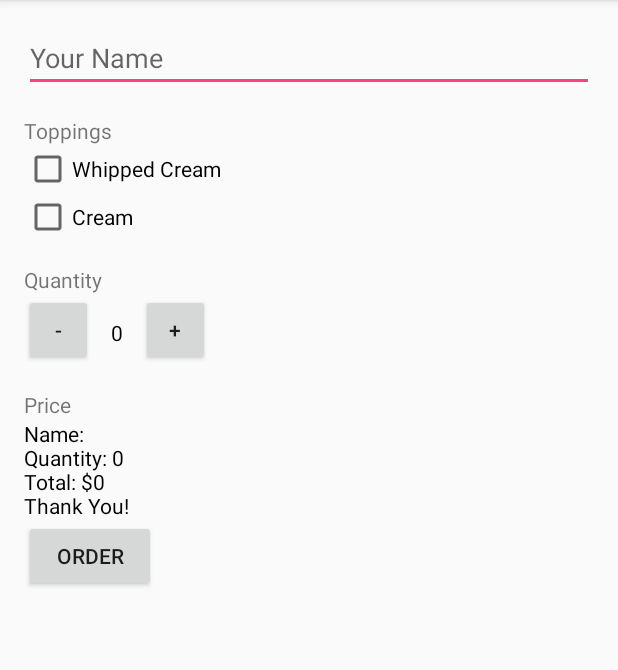
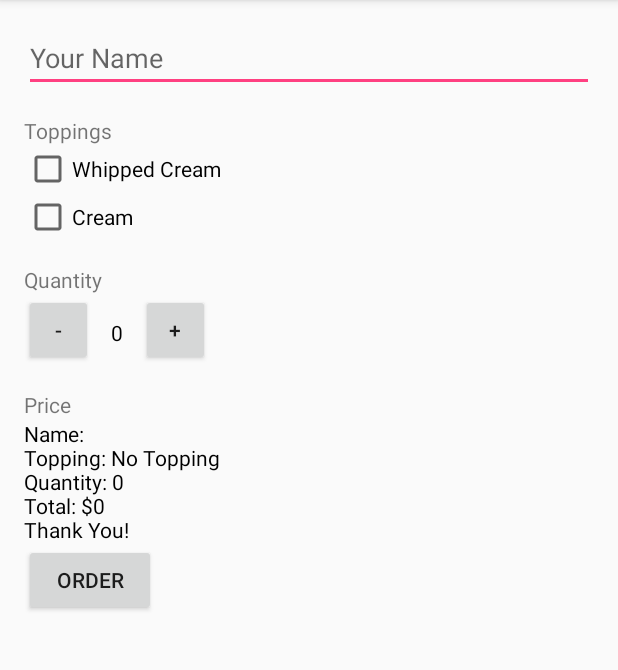
Before and after one commit to mochadwi/iak-order-coffee-app, an Android app: the screen it shows after launch (MainActivity), after a tap on "ORDER", on a phone screen of 412 x 824 dp, the part 84-754 px from its top. Run offline under Robolectric (Android 15) with nearby library versions, the phone set to English and light mode, and no system bars.

Commit message:
[Add] Intent to send the order summary through email

```diff
--- a/app/src/main/java/id/co/iak/part4orderapp/MainActivity.java
+++ b/app/src/main/java/id/co/iak/part4orderapp/MainActivity.java
@@ -1,5 +1,6 @@
 package id.co.iak.part4orderapp;
 
+import android.content.Intent;
 import android.os.Bundle;
 import android.support.v7.app.AppCompatActivity;
 import android.view.View;
@@ -14,6 +15,7 @@ public class MainActivity extends AppCompatActivity {
     private EditText edtName;
     private TextView txtQuantity;
     private CheckBox cbToppingWhippedCream;
+    private CheckBox cbToppingCream;
     private Button btnIncrement;
     private Button btnDecrement;
     private Button btnOrder;
@@ -40,6 +42,7 @@ public class MainActivity extends AppCompatActivity {
         edtName = (EditText) findViewById(R.id.edt_name);
         txtQuantity = (TextView) findViewById(R.id.txt_quantity);
         cbToppingWhippedCream = (CheckBox) findViewById(R.id.cb_whippedcream);
+        cbToppingCream = (CheckBox) findViewById(R.id.cb_cream);
         btnIncrement = (Button) findViewById(R.id.btn_add);
         btnDecrement = (Button) findViewById(R.id.btn_substract);
         btnOrder = (Button) findViewById(R.id.btn_order);
@@ -73,11 +76,22 @@ public class MainActivity extends AppCompatActivity {
 
     /**
      * This method will count the price
+     *
      * @param v to bind the views from onclick event
      */
     public void submitOrder(View v) {
-        createOrderSummary(edtName.getText().toString(), quantity, calculatePrice());
+        txtSummary.setText(createOrderSummary(edtName.getText().toString(),
+                quantity, calculatePrice()));
 //        createOrderSummary("Nama Lengkap", quantity, calculatePrice(quantity));
+        Intent send = new Intent();
+        send.setAction(Intent.ACTION_SEND);
+        send.putExtra(Intent.EXTRA_TEXT, createOrderSummary(edtName.getText().toString(),
+                quantity, calculatePrice()));
+        send.setType("text/plain");
+
+        if (send.resolveActivity(getPackageManager()) != null) {
+            startActivity(send);
+        }
     }
 
     private int calculatePrice(int qty) {
@@ -107,18 +121,22 @@ public class MainActivity extends AppCompatActivity {
      * @param name     user defined name
      * @param quantity of ordered coffee
      * @param price    of total coffee ordered
+     * @return summary of order
      */
-    private void createOrderSummary(String name, int quantity, int price) {
-        txtSummary.setText("Name: " + name +
+    private String createOrderSummary(String name, int quantity, int price) {
+        String topping = "";
+        if (cbToppingWhippedCream.isChecked()) {
+            topping = "Whipped Cream";
+        } else if (cbToppingCream.isChecked()) {
+            topping = "Cream";
+        } else {
+            topping = "No Topping";
+        }
+
+        return "Name: " + name +
+                "\nTopping: " + topping +
                 "\nQuantity: " + quantity +
                 "\nTotal: $" + price +
-                "\nThank You!");
-//        if (cbToppingWhippedCream.isChecked()) {
-//            txtTopping.setText("Topping: Whipped Cream");
-//        } else
-//        {
-//            txtTopping.setText("Topping: ");
-//        }
-
+                "\nThank You!";
     }
 }
```
